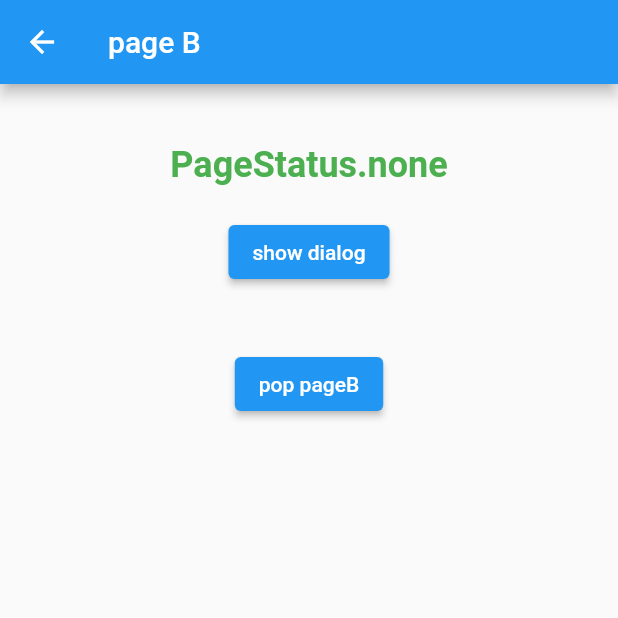
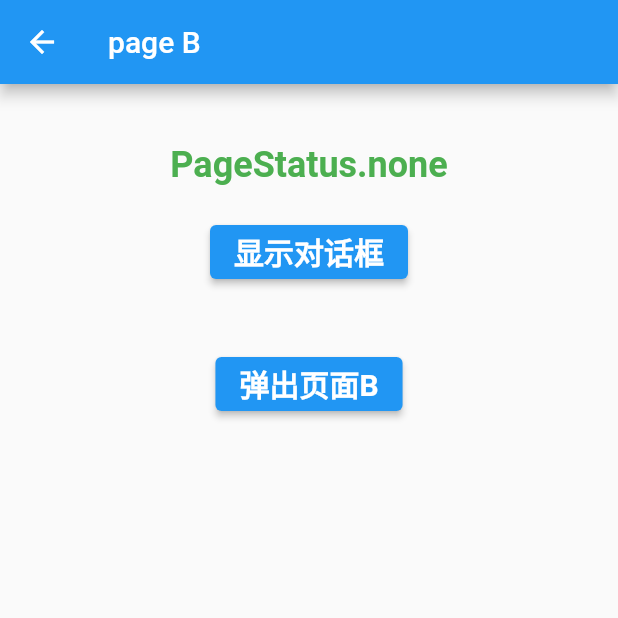
Before and after one commit to duhongwei/RouterDelegate17, a Flutter app: the PageB screen opened directly, on a phone screen of 412 x 824 dp, the top half of it. Run offline on Flutter 3.47's test engine with Material 2 defaults, Android fonts, the phone set to English and light mode, and no system bars.

Commit message:
add image

```diff
--- a/example/lib/app.dart
+++ b/example/lib/app.dart
@@ -1,3 +1,4 @@
+import 'package:flutter/material.dart';
 import 'package:router_delegate17/router_delegate17.dart';
 import 'package:flutter/foundation.dart';
 
@@ -7,3 +8,5 @@ devPrint(object) {
     print(object);
   }
 }
+
+const buttonTextStyle = TextStyle(fontSize: 20, fontWeight: FontWeight.bold);
--- a/example/lib/main.dart
+++ b/example/lib/main.dart
@@ -14,7 +14,10 @@ class MyApp extends StatelessWidget {
   Widget build(BuildContext context) {
     return MaterialApp(
       title: 'flutter RouteDelegate17 demo',
-      theme: ThemeData(primarySwatch: Colors.blue),
+      theme: ThemeData(
+        primarySwatch: Colors.blue,
+
+        ),
       home: Router(
           routerDelegate: routerDelegate,
           backButtonDispatcher: RootBackButtonDispatcher()),
--- a/example/lib/pages/a.dart
+++ b/example/lib/pages/a.dart
@@ -29,6 +29,10 @@ class _PageAState extends State<PageA> {
         if (exitCount == 2) {
           countText = '在首页按 back 键 $exitCount 次';
         }
+        //2 秒内如果一直按会一直增加。
+        else{
+          countText = '在首页按 back 键 $exitCount 次';
+        }
       });
     });
     super.initState();
@@ -37,7 +41,7 @@ class _PageAState extends State<PageA> {
   @override
   Widget build(BuildContext context) {
     return Scaffold(
-      appBar: AppBar(title: const Text('page A')),
+      appBar: AppBar(title: const Text('页面 A')),
       body: Column(children: [
         ValueListenableBuilder(
             valueListenable: routerDelegate.currentNavSettings.status,
@@ -51,7 +55,7 @@ class _PageAState extends State<PageA> {
               resultB = '页面B pop 后的返回值 $resultB';
               setState(() {});
             },
-            child: const Text('goto pageB')),
+            child: const Text('显示页面B',style: buttonTextStyle,)),
         StatusText(text: resultB ?? '暂无上层页面返回值'),
         StatusText(text: countText)
       ]),
--- a/example/lib/pages/b.dart
+++ b/example/lib/pages/b.dart
@@ -31,7 +31,10 @@ class _PageBState extends State<PageB> {
                       width: 200,
                       height: 200,
                       child: ElevatedButton(
-                        child: const Text('close'),
+                        child: const Text(
+                          '关闭',
+                          style: buttonTextStyle,
+                        ),
                         onPressed: () {
                           Navigator.of(context).pop('dialog value');
                         },
@@ -40,7 +43,10 @@ class _PageBState extends State<PageB> {
                   });
               devPrint('dialog 返回值是  $result');
             },
-            child: const Text('show dialog')),
+            child: const Text(
+              '显示对话框',
+              style: buttonTextStyle,
+            )),
         const SizedBox(
           height: 40,
         ),
@@ -48,7 +54,10 @@ class _PageBState extends State<PageB> {
             onPressed: () async {
               routerDelegate.pop(DateTime.now().second.toString());
             },
-            child: const Text('pop pageB'))
+            child: const Text(
+              '弹出页面B',
+              style: buttonTextStyle,
+            ))
       ]),
     );
   }
```
Also changed, not shown: 1 other file.
